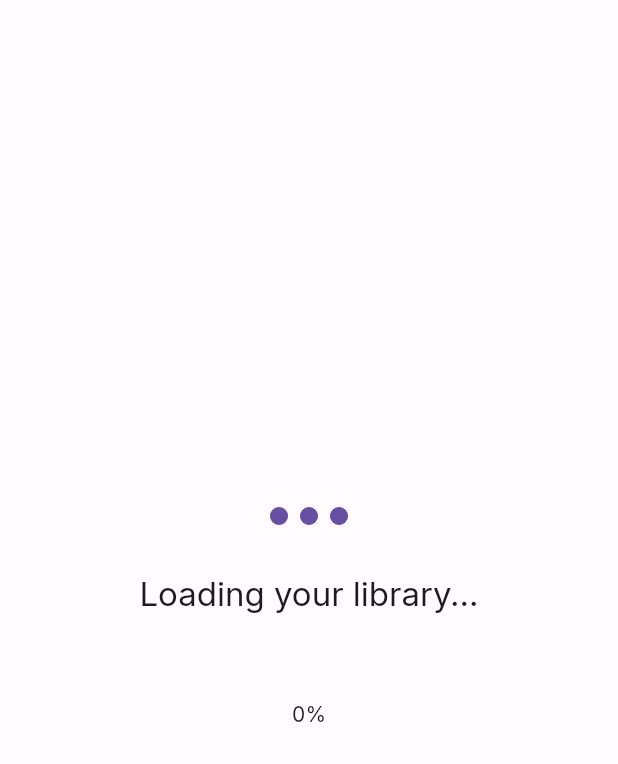
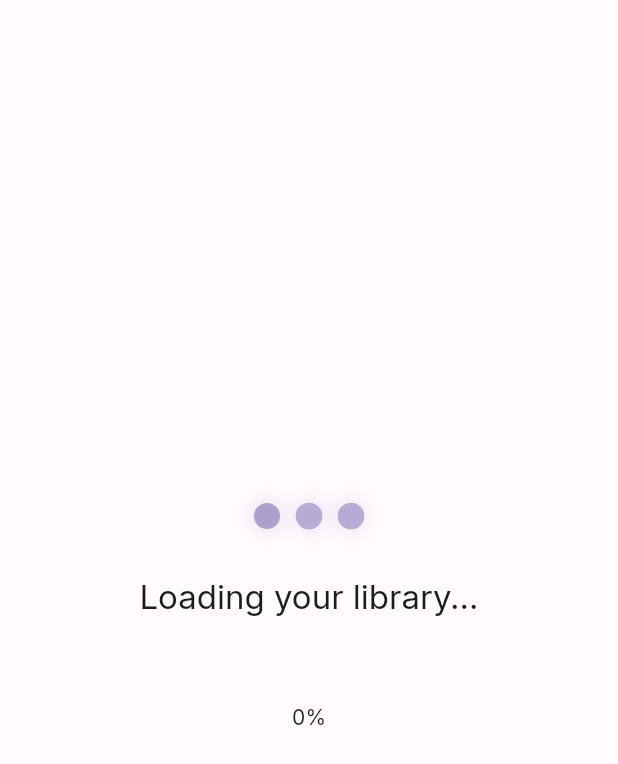
Before and after one commit to pasiDB/Book, a Flutter app: the SplashScreenOptimized screen opened directly, on a phone screen of 412 x 824 dp. Shown: the top 764 px of the screen. Run offline on Flutter 3.47's test engine with Material 3 defaults, Android fonts, the phone set to English and light mode, and no system bars; our stand-ins replace dio, equatable, flutter_animate, flutter_bloc, flutter_svg, go_router and 5 more; accounts and stored records are empty; network calls fail.

Commit message:
Refactor ModernLoadingIndicator to use StatefulWidget with enhanced animations
Transform ModernLoadingIndicator from a StatelessWidget to a StatefulWidget, introducing multiple animation controllers for a more dynamic loading experience. Implement staggered animations for pulsing dots and improve the visual feedback during loading states. Update the build method to utilize widget properties correctly and enhance the overall user interface.

```diff
--- a/lib/presentation/widgets/modern_loading_indicator.dart
+++ b/lib/presentation/widgets/modern_loading_indicator.dart
@@ -2,7 +2,7 @@ import 'package:flutter/material.dart';
 import 'package:lottie/lottie.dart';
 import '../../core/theme/app_theme.dart';
 
-class ModernLoadingIndicator extends StatelessWidget {
+class ModernLoadingIndicator extends StatefulWidget {
   final String? message;
   final bool useCircularIndicator;
   final String? lottieAsset;
@@ -17,6 +17,68 @@ class ModernLoadingIndicator extends StatelessWidget {
   });
 
   @override
+  State<ModernLoadingIndicator> createState() => _ModernLoadingIndicatorState();
+}
+
+class _ModernLoadingIndicatorState extends State<ModernLoadingIndicator>
+    with TickerProviderStateMixin {
+  late List<AnimationController> _controllers;
+  late List<Animation<double>> _scaleAnimations;
+  late List<Animation<double>> _opacityAnimations;
+
+  @override
+  void initState() {
+    super.initState();
+    _controllers = List.generate(
+        3,
+        (index) => AnimationController(
+              duration: const Duration(milliseconds: 800),
+              vsync: this,
+            ));
+
+    _scaleAnimations = _controllers
+        .map((controller) => Tween<double>(
+              begin: 0.3,
+              end: 1.0,
+            ).animate(CurvedAnimation(
+              parent: controller,
+              curve: Curves.elasticOut,
+            )))
+        .toList();
+
+    _opacityAnimations = _controllers
+        .map((controller) => Tween<double>(
+              begin: 0.4,
+              end: 1.0,
+            ).animate(CurvedAnimation(
+              parent: controller,
+              curve: Curves.easeInOut,
+            )))
+        .toList();
+
+    // Start staggered animations
+    _startAnimations();
+  }
+
+  void _startAnimations() {
+    for (int i = 0; i < _controllers.length; i++) {
+      Future.delayed(Duration(milliseconds: i * 200), () {
+        if (mounted) {
+          _controllers[i].repeat(reverse: true);
+        }
+      });
+    }
+  }
+
+  @override
+  void dispose() {
+    for (final controller in _controllers) {
+      controller.dispose();
+    }
+    super.dispose();
+  }
+
+  @override
   Widget build(BuildContext context) {
     final theme = Theme.of(context);
     final colorScheme = theme.colorScheme;
@@ -24,28 +86,28 @@ class ModernLoadingIndicator extends StatelessWidget {
     return Column(
       mainAxisAlignment: MainAxisAlignment.center,
       children: [
-        if (lottieAsset != null)
+        if (widget.lottieAsset != null)
           Lottie.asset(
-            lottieAsset!,
-            width: size * 2,
-            height: size * 2,
+            widget.lottieAsset!,
+            width: widget.size * 2,
+            height: widget.size * 2,
             fit: BoxFit.contain,
           )
-        else if (useCircularIndicator)
+        else if (widget.useCircularIndicator)
           SizedBox(
-            width: size,
-            height: size,
+            width: widget.size,
+            height: widget.size,
             child: CircularProgressIndicator(
               strokeWidth: 3,
               valueColor: AlwaysStoppedAnimation<Color>(colorScheme.primary),
             ),
           )
         else
-          _buildPulsingDots(colorScheme),
-        if (message != null) ...[
+          _buildAnimatedDots(colorScheme),
+        if (widget.message != null) ...[
           const SizedBox(height: 16),
           Text(
-            message!,
+            widget.message!,
             style: theme.textTheme.bodyLarge?.copyWith(
               color: colorScheme.onSurfaceVariant,
             ),
@@ -56,34 +118,37 @@ class ModernLoadingIndicator extends StatelessWidget {
     );
   }
 
-  Widget _buildPulsingDots(ColorScheme colorScheme) {
+  Widget _buildAnimatedDots(ColorScheme colorScheme) {
     return Row(
       mainAxisAlignment: MainAxisAlignment.center,
       children: List.generate(3, (index) {
-        return Container(
-          width: 12,
-          height: 12,
-          margin: const EdgeInsets.symmetric(horizontal: 4),
-          decoration: BoxDecoration(
-            color: colorScheme.primary.withOpacity(0.3),
-            shape: BoxShape.circle,
-          ),
-          child: TweenAnimationBuilder<double>(
-            tween: Tween(begin: 0.5, end: 1.0),
-            duration: Duration(milliseconds: 600),
-            curve: Curves.easeInOut,
-            builder: (context, value, child) {
-              return Transform.scale(
-                scale: value,
+        return AnimatedBuilder(
+          animation: _controllers[index],
+          builder: (context, child) {
+            return Container(
+              width: 16,
+              height: 16,
+              margin: const EdgeInsets.symmetric(horizontal: 6),
+              child: Transform.scale(
+                scale: _scaleAnimations[index].value,
                 child: Container(
                   decoration: BoxDecoration(
-                    color: colorScheme.primary.withOpacity(value),
+                    color: colorScheme.primary
+                        .withOpacity(_opacityAnimations[index].value),
                     shape: BoxShape.circle,
+                    boxShadow: [
+                      BoxShadow(
+                        color: colorScheme.primary
+                            .withOpacity(_opacityAnimations[index].value * 0.3),
+                        blurRadius: 8,
+                        spreadRadius: 2,
+                      ),
+                    ],
                   ),
                 ),
-              );
-            },
-          ),
+              ),
+            );
+          },
         );
       }),
     );
```
